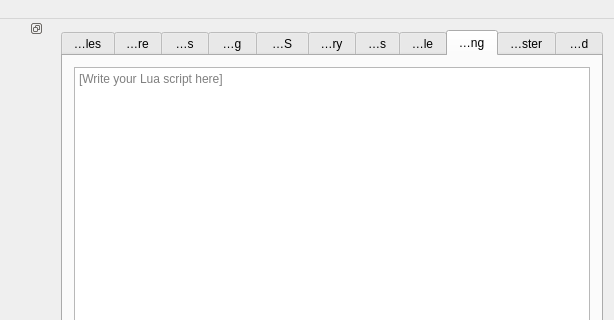
Qt form gui/qt/mainwindow.ui (adriweb/CEmu) before a commit; both pictures show x 396 to 1010 and y 0 to 320 of the 1010 by 831 pixel window.
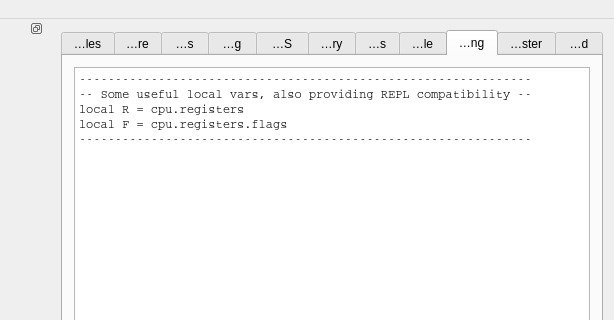
The same form after that commit. The open tabs and pages were chosen to show the change. Icons and pictures are not drawn. Custom widgets are drawn as their Qt base class.

Commit message: [Lua] Setup additional shortcut local vars in the script editor

```diff
--- a/gui/qt/mainwindow.ui
+++ b/gui/qt/mainwindow.ui
@@ -7517,12 +7517,23 @@
        <layout class="QVBoxLayout" name="verticalLayout_26">
         <item>
          <widget class="LuaEditor" name="luaScriptEditor">
+          <property name="font">
+           <font>
+            <family>Courier</family>
+           </font>
+          </property>
+          <property name="plainText">
+           <string>---------------------------------------------------------------
+-- Some useful local vars, also providing REPL compatibility --
+local R = cpu.registers
+local F = cpu.registers.flags
+---------------------------------------------------------------
+
+</string>
+          </property>
           <property name="backgroundVisible">
            <bool>false</bool>
           </property>
-          <property name="placeholderText">
-           <string>[Write your Lua script here]</string>
-          </property>
          </widget>
         </item>
         <item>
```
